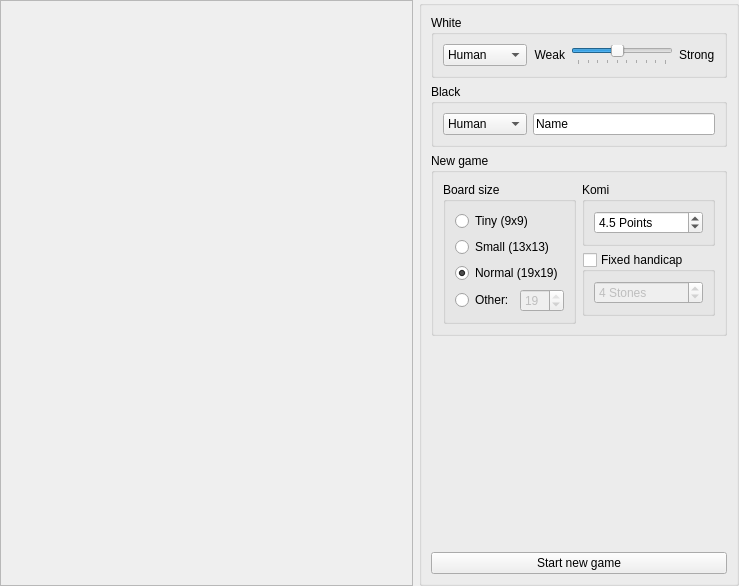
Above: src/gui/screens/setupscreen.ui from KDE/kigo before the change. Below: the same form after it.
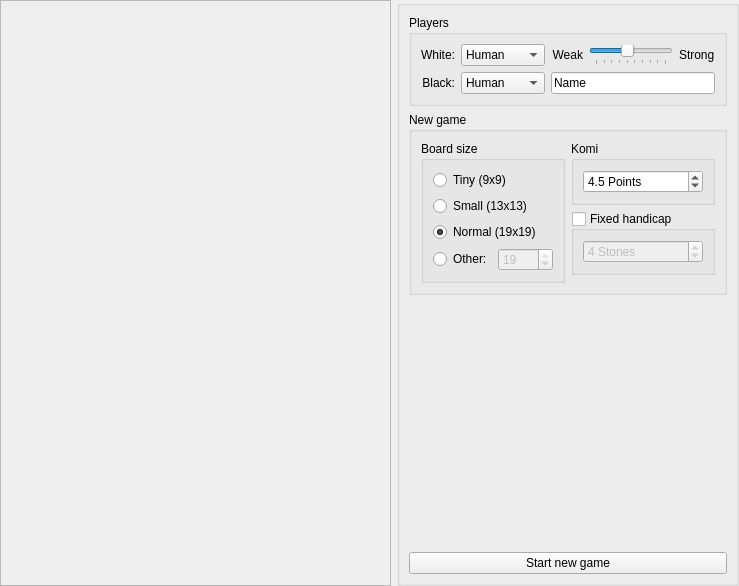
That is the form after the change. The open tabs and pages were chosen to show the change. Custom widgets are drawn as their Qt base class.

Patch:
```diff
--- a/src/gui/screens/setupscreen.ui
+++ b/src/gui/screens/setupscreen.ui
@@ -38,11 +38,11 @@
       <item>
        <widget class="QGroupBox" name="whitePlayerBox" >
         <property name="title" >
-         <string>White</string>
+         <string>Players</string>
         </property>
         <layout class="QGridLayout" name="gridLayout_4" >
-         <item row="0" column="0" >
-          <widget class="KComboBox" name="whitePlayerCombo" >
+         <item row="2" column="1" >
+          <widget class="KComboBox" name="blackPlayerCombo" >
            <item>
             <property name="text" >
              <string>Human</string>
@@ -55,123 +55,7 @@
            </item>
           </widget>
          </item>
-         <item row="0" column="1" >
-          <widget class="QStackedWidget" name="whitePlayerStack" >
-           <property name="frameShape" >
-            <enum>QFrame::NoFrame</enum>
-           </property>
-           <property name="currentIndex" >
-            <number>0</number>
-           </property>
-           <widget class="QWidget" name="whiteHumanPage" >
-            <property name="geometry" >
-             <rect>
-              <x>0</x>
-              <y>0</y>
-              <width>211</width>
-              <height>30</height>
-             </rect>
-            </property>
-            <layout class="QHBoxLayout" name="horizontalLayout_2" >
-             <property name="margin" >
-              <number>0</number>
-             </property>
-             <item>
-              <widget class="KLineEdit" name="whitePlayerName" >
-               <property name="enabled" >
-                <bool>true</bool>
-               </property>
-               <property name="text" >
-                <string>Name</string>
-               </property>
-              </widget>
-             </item>
-            </layout>
-           </widget>
-           <widget class="QWidget" name="whiteComputerPage" >
-            <property name="geometry" >
-             <rect>
-              <x>0</x>
-              <y>0</y>
-              <width>211</width>
-              <height>30</height>
-             </rect>
-            </property>
-            <layout class="QGridLayout" name="gridLayout_8" >
-             <property name="margin" >
-              <number>0</number>
-             </property>
-             <item row="0" column="1" colspan="2" >
-              <widget class="QSlider" name="whiteStrengthSlider" >
-               <property name="minimum" >
-                <number>1</number>
-               </property>
-               <property name="maximum" >
-                <number>10</number>
-               </property>
-               <property name="pageStep" >
-                <number>1</number>
-               </property>
-               <property name="value" >
-                <number>5</number>
-               </property>
-               <property name="orientation" >
-                <enum>Qt::Horizontal</enum>
-               </property>
-               <property name="tickPosition" >
-                <enum>QSlider::TicksBelow</enum>
-               </property>
-               <property name="tickInterval" >
-                <number>0</number>
-               </property>
-              </widget>
-             </item>
-             <item row="0" column="0" >
-              <widget class="QLabel" name="label1" >
-               <property name="sizePolicy" >
-                <sizepolicy vsizetype="Preferred" hsizetype="Fixed" >
-                 <horstretch>0</horstretch>
-                 <verstretch>0</verstretch>
-                </sizepolicy>
-               </property>
-               <property name="text" >
-                <string>Weak</string>
-               </property>
-               <property name="alignment" >
-                <set>Qt::AlignRight|Qt::AlignTrailing|Qt::AlignVCenter</set>
-               </property>
-              </widget>
-             </item>
-             <item row="0" column="3" >
-              <widget class="QLabel" name="label2" >
-               <property name="sizePolicy" >
-                <sizepolicy vsizetype="Preferred" hsizetype="Fixed" >
-                 <horstretch>0</horstretch>
-                 <verstretch>0</verstretch>
-                </sizepolicy>
-               </property>
-               <property name="text" >
-                <string>Strong</string>
-               </property>
-               <property name="alignment" >
-                <set>Qt::AlignLeading|Qt::AlignLeft|Qt::AlignVCenter</set>
-               </property>
-              </widget>
-             </item>
-            </layout>
-           </widget>
-          </widget>
-         </item>
-        </layout>
-       </widget>
-      </item>
-      <item>
-       <widget class="QGroupBox" name="blackPlayerBox" >
-        <property name="title" >
-         <string>Black</string>
-        </property>
-        <layout class="QGridLayout" name="gridLayout_6" >
-         <item row="0" column="1" >
+         <item row="2" column="2" colspan="2" >
           <widget class="QStackedWidget" name="blackPlayerStack" >
            <property name="currentIndex" >
             <number>0</number>
@@ -181,7 +65,7 @@
              <rect>
               <x>0</x>
               <y>0</y>
-              <width>211</width>
+              <width>163</width>
               <height>30</height>
              </rect>
             </property>
@@ -275,8 +159,141 @@
            </widget>
           </widget>
          </item>
-         <item row="0" column="0" >
-          <widget class="KComboBox" name="blackPlayerCombo" >
+         <item row="1" column="2" colspan="2" >
+          <widget class="QStackedWidget" name="whitePlayerStack" >
+           <property name="frameShape" >
+            <enum>QFrame::NoFrame</enum>
+           </property>
+           <property name="currentIndex" >
+            <number>0</number>
+           </property>
+           <widget class="QWidget" name="whiteHumanPage" >
+            <property name="geometry" >
+             <rect>
+              <x>0</x>
+              <y>0</y>
+              <width>163</width>
+              <height>30</height>
+             </rect>
+            </property>
+            <layout class="QHBoxLayout" name="horizontalLayout_2" >
+             <property name="margin" >
+              <number>0</number>
+             </property>
+             <item>
+              <widget class="KLineEdit" name="whitePlayerName" >
+               <property name="enabled" >
+                <bool>true</bool>
+               </property>
+               <property name="text" >
+                <string>Name</string>
+               </property>
+              </widget>
+             </item>
+            </layout>
+           </widget>
+           <widget class="QWidget" name="whiteComputerPage" >
+            <property name="geometry" >
+             <rect>
+              <x>0</x>
+              <y>0</y>
+              <width>163</width>
+              <height>30</height>
+             </rect>
+            </property>
+            <layout class="QGridLayout" name="gridLayout_8" >
+             <property name="margin" >
+              <number>0</number>
+             </property>
+             <item row="0" column="0" >
+              <widget class="QLabel" name="label1" >
+               <property name="sizePolicy" >
+                <sizepolicy vsizetype="Preferred" hsizetype="Fixed" >
+                 <horstretch>0</horstretch>
+                 <verstretch>0</verstretch>
+                </sizepolicy>
+               </property>
+               <property name="text" >
+                <string>Weak</string>
+               </property>
+               <property name="alignment" >
+                <set>Qt::AlignRight|Qt::AlignTrailing|Qt::AlignVCenter</set>
+               </property>
+              </widget>
+             </item>
+             <item row="0" column="3" >
+              <widget class="QLabel" name="label2" >
+               <property name="sizePolicy" >
+                <sizepolicy vsizetype="Preferred" hsizetype="Fixed" >
+                 <horstretch>0</horstretch>
+                 <verstretch>0</verstretch>
+                </sizepolicy>
+               </property>
+               <property name="text" >
+                <string>Strong</string>
+               </property>
+               <property name="alignment" >
+                <set>Qt::AlignLeading|Qt::AlignLeft|Qt::AlignVCenter</set>
+               </property>
+              </widget>
+             </item>
+             <item row="0" column="1" >
+              <widget class="QSlider" name="whiteStrengthSlider" >
+               <property name="minimum" >
+                <number>1</number>
+               </property>
+               <property name="maximum" >
+                <number>10</number>
+               </property>
+               <property name="pageStep" >
+                <number>1</number>
+               </property>
+               <property name="value" >
+                <number>5</number>
+               </property>
+               <property name="orientation" >
+                <enum>Qt::Horizontal</enum>
+               </property>
+               <property name="tickPosition" >
+                <enum>QSlider::TicksBelow</enum>
+               </property>
+               <property name="tickInterval" >
+                <number>0</number>
+               </property>
+              </widget>
+             </item>
+            </layout>
+           </widget>
+          </widget>
+         </item>
+         <item row="1" column="0" >
+          <widget class="QLabel" name="label" >
+           <property name="text" >
+            <string>White:</string>
+           </property>
+           <property name="alignment" >
+            <set>Qt::AlignRight|Qt::AlignTrailing|Qt::AlignVCenter</set>
+           </property>
+           <property name="buddy" >
+            <cstring>whitePlayerCombo</cstring>
+           </property>
+          </widget>
+         </item>
+         <item row="2" column="0" >
+          <widget class="QLabel" name="label_2" >
+           <property name="text" >
+            <string>Black:</string>
+           </property>
+           <property name="alignment" >
+            <set>Qt::AlignRight|Qt::AlignTrailing|Qt::AlignVCenter</set>
+           </property>
+           <property name="buddy" >
+            <cstring>blackPlayerCombo</cstring>
+           </property>
+          </widget>
+         </item>
+         <item row="1" column="1" >
+          <widget class="KComboBox" name="whitePlayerCombo" >
            <item>
             <property name="text" >
              <string>Human</string>
@@ -303,7 +320,7 @@
            <x>0</x>
            <y>0</y>
            <width>321</width>
-           <height>357</height>
+           <height>368</height>
           </rect>
          </property>
          <layout class="QVBoxLayout" name="verticalLayout_7" >
```
Left out of the diff: 29 changed lines with no effect on the pictures.
